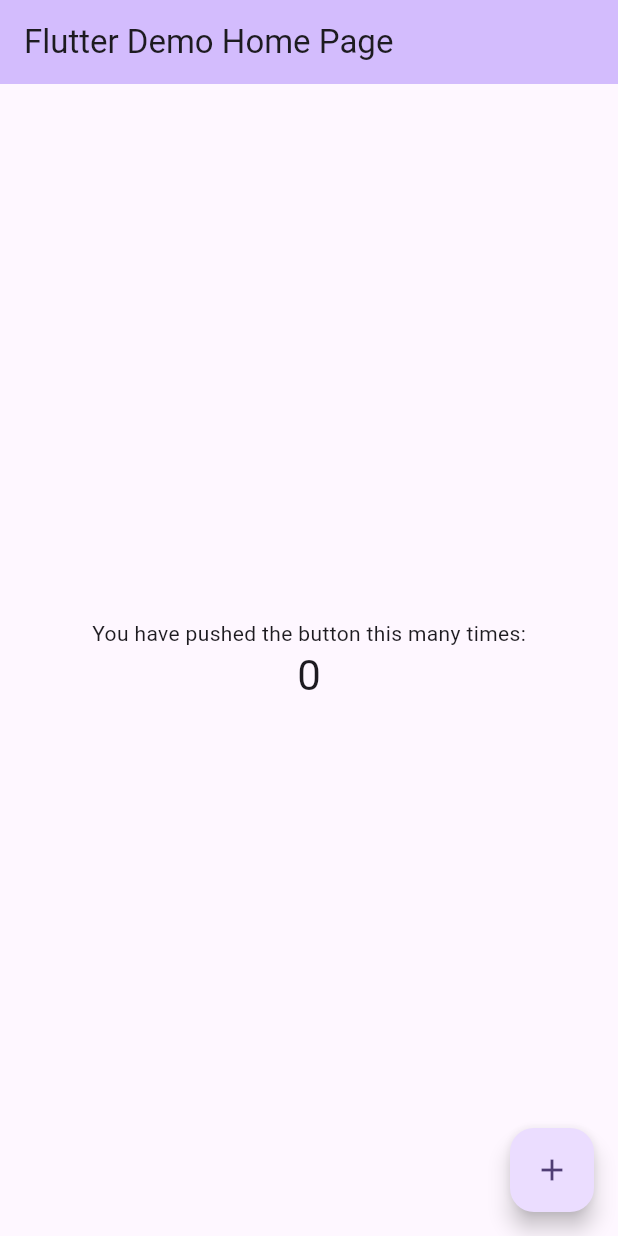
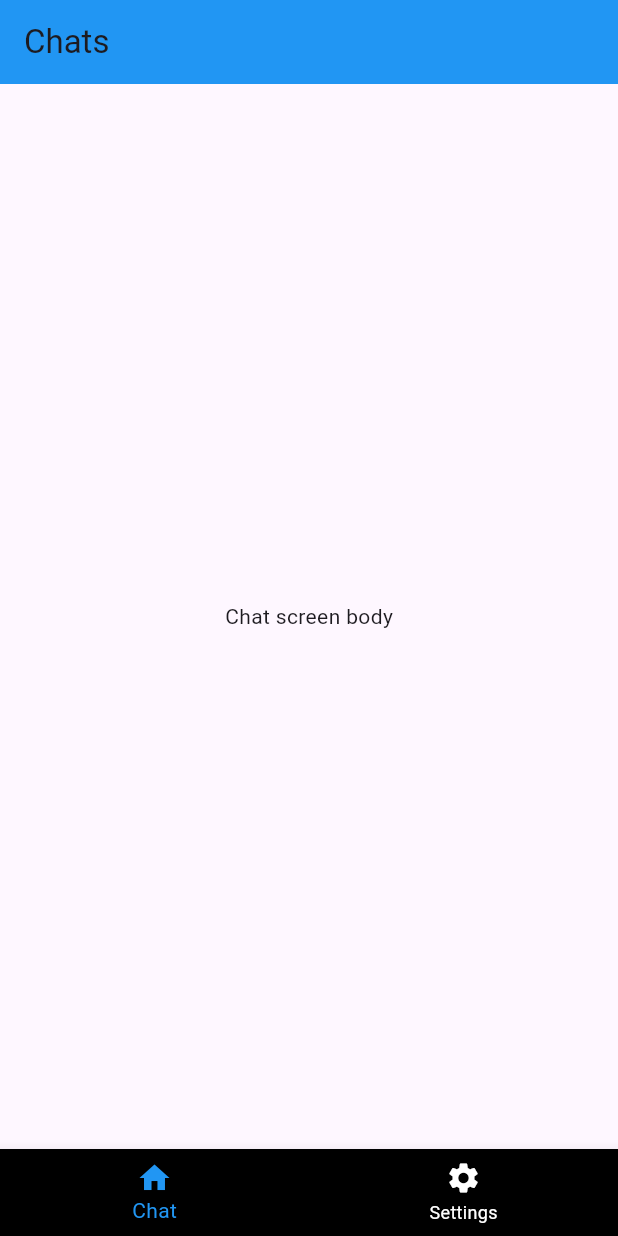
Before and after one commit to subinjose11/chat_app, a Flutter app: the screen it shows after launch, on a phone screen of 412 x 824 dp. Run offline on Flutter 3.47's test engine with Material 3 defaults, Android fonts, the phone set to English and light mode, and no system bars; our stand-ins replace flutter_riverpod.

Commit message:
feat: nav bar app bar set up

```diff
--- /dev/null
+++ b/lib/feature/home/presentation/controller/home_controller.dart
@@ -0,0 +1,4 @@
+import 'package:flutter_riverpod/flutter_riverpod.dart';
+
+// provider to control nav bar index
+final navIndexProvider = StateProvider<int>((ref) => 0);
--- /dev/null
+++ b/lib/feature/home/presentation/ui/home.dart
@@ -0,0 +1,35 @@
+import 'package:chat_app/feature/home/presentation/controller/home_controller.dart';
+import 'package:chat_app/feature/home/presentation/widget/bottom_nav_bar.dart';
+import 'package:flutter/material.dart';
+import 'package:flutter_riverpod/flutter_riverpod.dart';
+
+class HomePage extends ConsumerStatefulWidget {
+  const HomePage({super.key});
+
+  @override
+  ConsumerState<HomePage> createState() => _MyHomePageState();
+}
+
+class _MyHomePageState extends ConsumerState<HomePage> {
+  @override
+  Widget build(BuildContext context) {
+    final pageIndex=ref.watch(navIndexProvider);
+    return Scaffold(
+      appBar: AppBar(
+        backgroundColor: Colors.blue,
+        title: const Text("Chats"),
+      ),
+      bottomNavigationBar: const BottomNavBar(),
+      body: const Center(
+        child: Column(
+          mainAxisAlignment: MainAxisAlignment.center,
+          children: <Widget>[
+            Text(
+              'Chat screen body',
+            ),
+          ],
+        ),
+      ),
+    );
+  }
+}
--- /dev/null
+++ b/lib/feature/home/presentation/widget/bottom_nav_bar.dart
@@ -0,0 +1,33 @@
+import 'package:chat_app/feature/home/presentation/controller/home_controller.dart';
+import 'package:flutter/material.dart';
+import 'package:flutter_riverpod/flutter_riverpod.dart';
+
+
+class BottomNavBar extends ConsumerWidget {
+  const BottomNavBar({super.key});
+
+  @override
+  Widget build(BuildContext context, WidgetRef ref) {
+    final pageIndex = ref.watch(navIndexProvider);
+
+    return BottomNavigationBar(
+      currentIndex: pageIndex,
+      selectedItemColor: Colors.blue,
+      unselectedItemColor: Colors.white,
+      backgroundColor: Colors.black,
+      onTap: (index) {
+        ref.read(navIndexProvider.notifier).state = index;
+      },
+      items: const <BottomNavigationBarItem>[
+        BottomNavigationBarItem(
+          icon: Icon(Icons.home),
+          label: 'Chat',
+        ),
+        BottomNavigationBarItem(
+          icon: Icon(Icons.settings),
+          label: 'Settings',
+        ),
+      ],
+    );
+  }
+}
--- a/lib/main.dart
+++ b/lib/main.dart
@@ -1,125 +1,23 @@
+import 'package:chat_app/feature/home/presentation/ui/home.dart';
 import 'package:flutter/material.dart';
+import 'package:flutter_riverpod/flutter_riverpod.dart';
 
 void main() {
-  runApp(const MyApp());
+  runApp(const ProviderScope(child: const MyApp()));
 }
 
 class MyApp extends StatelessWidget {
   const MyApp({super.key});
 
-  // This widget is the root of your application.
   @override
   Widget build(BuildContext context) {
     return MaterialApp(
       title: 'Flutter Demo',
       theme: ThemeData(
-        // This is the theme of your application.
-        //
-        // TRY THIS: Try running your application with "flutter run". You'll see
-        // the application has a purple toolbar. Then, without quitting the app,
-        // try changing the seedColor in the colorScheme below to Colors.green
-        // and then invoke "hot reload" (save your changes or press the "hot
-        // reload" button in a Flutter-supported IDE, or press "r" if you used
-        // the command line to start the app).
-        //
-        // Notice that the counter didn't reset back to zero; the application
-        // state is not lost during the reload. To reset the state, use hot
-        // restart instead.
-        //
-        // This works for code too, not just values: Most code changes can be
-        // tested with just a hot reload.
         colorScheme: ColorScheme.fromSeed(seedColor: Colors.deepPurple),
         useMaterial3: true,
       ),
-      home: const MyHomePage(title: 'Flutter Demo Home Page'),
+      home: const HomePage(),
     );
   }
 }
-
-class MyHomePage extends StatefulWidget {
-  const MyHomePage({super.key, required this.title});
-
-  // This widget is the home page of your application. It is stateful, meaning
-  // that it has a State object (defined below) that contains fields that affect
-  // how it looks.
-
-  // This class is the configuration for the state. It holds the values (in this
-  // case the title) provided by the parent (in this case the App widget) and
-  // used by the build method of the State. Fields in a Widget subclass are
-  // always marked "final".
-
-  final String title;
-
-  @override
-  State<MyHomePage> createState() => _MyHomePageState();
-}
-
-class _MyHomePageState extends State<MyHomePage> {
-  int _counter = 0;
-
-  void _incrementCounter() {
-    setState(() {
-      // This call to setState tells the Flutter framework that something has
-      // changed in this State, which causes it to rerun the build method below
-      // so that the display can reflect the updated values. If we changed
-      // _counter without calling setState(), then the build method would not be
-      // called again, and so nothing would appear to happen.
-      _counter++;
-    });
-  }
-
-  @override
-  Widget build(BuildContext context) {
-    // This method is rerun every time setState is called, for instance as done
-    // by the _incrementCounter method above.
-    //
-    // The Flutter framework has been optimized to make rerunning build methods
-    // fast, so that you can just rebuild anything that needs updating rather
-    // than having to individually change instances of widgets.
-    return Scaffold(
-      appBar: AppBar(
-        // TRY THIS: Try changing the color here to a specific color (to
-        // Colors.amber, perhaps?) and trigger a hot reload to see the AppBar
-        // change color while the other colors stay the same.
-        backgroundColor: Theme.of(context).colorScheme.inversePrimary,
-        // Here we take the value from the MyHomePage object that was created by
-        // the App.build method, and use it to set our appbar title.
-        title: Text(widget.title),
-      ),
-      body: Center(
-        // Center is a layout widget. It takes a single child and positions it
-        // in the middle of the parent.
-        child: Column(
-          // Column is also a layout widget. It takes a list of children and
-          // arranges them vertically. By default, it sizes itself to fit its
-          // children horizontally, and tries to be as tall as its parent.
-          //
-          // Column has various properties to control how it sizes itself and
-          // how it positions its children. Here we use mainAxisAlignment to
-          // center the children vertically; the main axis here is the vertical
-          // axis because Columns are vertical (the cross axis would be
-          // horizontal).
-          //
-          // TRY THIS: Invoke "debug painting" (choose the "Toggle Debug Paint"
-          // action in the IDE, or press "p" in the console), to see the
-          // wireframe for each widget.
-          mainAxisAlignment: MainAxisAlignment.center,
-          children: <Widget>[
-            const Text(
-              'You have pushed the button this many times:',
-            ),
-            Text(
-              '$_counter',
-              style: Theme.of(context).textTheme.headlineMedium,
-            ),
-          ],
-        ),
-      ),
-      floatingActionButton: FloatingActionButton(
-        onPressed: _incrementCounter,
-        tooltip: 'Increment',
-        child: const Icon(Icons.add),
-      ), // This trailing comma makes auto-formatting nicer for build methods.
-    );
-  }
-}
```
Also changed, not shown: pubspec.yaml (+2 -27 lines).
